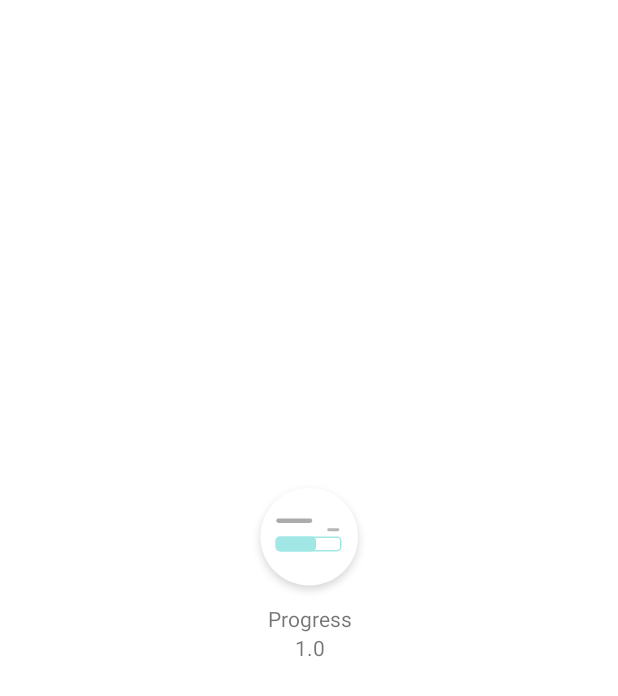
After one commit to william-waiyanhtat/Progress, an Android app: the AboutFragment screen opened through its navigation route, on a phone screen of 412 x 824 dp. The commit adds this screen. Shown: the top 696 px of the screen. Run offline under Robolectric (Android 15) with nearby library versions, the phone set to English and light mode, and no system bars; our stand-ins replace Dagger/Hilt's generated code, Room's generated code; plain views replace CircularImageView; 3 statements that could not run were skipped.

Commit message:
About Fragment Add Privacy Policy Method Add Launcher Icon Add Navigation Add

```diff
--- a/app/src/main/java/com/celestial/progress/others/Utils.kt
+++ b/app/src/main/java/com/celestial/progress/others/Utils.kt
@@ -138,4 +138,10 @@ object Utils {
         }
     }
 
+     fun goToPrivacyPolicy(context: Context) {
+        val i = Intent(Intent.ACTION_VIEW)
+        i.data = Uri.parse("https://progress-3.flycricket.io/privacy.html")
+        context.startActivity(i)
+    }
+
 }
--- /dev/null
+++ b/app/src/main/java/com/celestial/progress/ui/fragment/AboutFragment.kt
@@ -0,0 +1,54 @@
+package com.celestial.progress.ui.fragment
+
+import android.content.Context
+import android.os.Bundle
+import android.view.LayoutInflater
+import android.view.View
+import android.view.ViewGroup
+import androidx.fragment.app.Fragment
+import com.celestial.progress.BuildConfig
+import com.celestial.progress.databinding.FragmentAboutBinding
+
+private const val ARG_PARAM1 = "param1"
+private const val ARG_PARAM2 = "param2"
+
+
+class AboutFragment : Fragment() {
+
+    private var _binding: FragmentAboutBinding? = null
+
+    private val binding get()= _binding!!
+
+    override fun onCreate(savedInstanceState: Bundle?) {
+        super.onCreate(savedInstanceState)
+    }
+
+    override fun onCreateView(inflater: LayoutInflater, container: ViewGroup?,
+                              savedInstanceState: Bundle?): View? {
+        _binding = FragmentAboutBinding.inflate(inflater, container, false)
+        val  view = binding.root
+
+        setValue(binding)
+
+        return view
+    }
+
+    private fun setValue(binding: FragmentAboutBinding) {
+        binding.tvAppName.text = getApplicationName(requireContext())
+        binding.tvAppVer.text = BuildConfig.VERSION_NAME
+    }
+    fun getApplicationName(context: Context): String? {
+        return context.applicationInfo.loadLabel(context.packageManager).toString()
+    }
+
+    override fun onDestroyView() {
+        super.onDestroyView()
+        _binding = null
+    }
+
+    companion object {
+        @JvmStatic
+        fun newInstance() =
+                AboutFragment()
+    }
+}
--- /dev/null
+++ b/app/src/main/res/layout/fragment_about.xml
@@ -0,0 +1,38 @@
+<?xml version="1.0" encoding="utf-8"?>
+<androidx.constraintlayout.widget.ConstraintLayout xmlns:android="http://schemas.android.com/apk/res/android"
+    xmlns:app="http://schemas.android.com/apk/res-auto"
+    xmlns:tools="http://schemas.android.com/tools"
+    android:layout_width="match_parent"
+    android:layout_height="match_parent"
+    tools:context=".AboutFragment">
+
+
+    <ImageView
+        android:id="@+id/ic_app"
+        android:layout_width="wrap_content"
+        android:layout_height="wrap_content"
+        android:src="@drawable/ic_launcher"
+        app:layout_constraintBottom_toTopOf="@+id/tv_app_name"
+        app:layout_constraintEnd_toEndOf="parent"
+        app:layout_constraintStart_toStartOf="parent" />
+
+    <TextView
+        android:id="@+id/tv_app_name"
+        android:layout_width="wrap_content"
+        android:layout_height="wrap_content"
+        android:text="@string/hello_blank_fragment"
+        app:layout_constraintBottom_toBottomOf="parent"
+        app:layout_constraintEnd_toEndOf="@+id/ic_app"
+        app:layout_constraintStart_toStartOf="@+id/ic_app"
+        app:layout_constraintTop_toTopOf="parent" />
+
+    <TextView
+        android:id="@+id/tv_app_ver"
+        android:layout_width="wrap_content"
+        android:layout_height="wrap_content"
+        android:text="TextView"
+        app:layout_constraintEnd_toEndOf="@+id/tv_app_name"
+        app:layout_constraintStart_toStartOf="@+id/tv_app_name"
+        app:layout_constraintTop_toBottomOf="@+id/tv_app_name" />
+
+</androidx.constraintlayout.widget.ConstraintLayout>
--- a/app/src/main/res/layout/fragment_create.xml
+++ b/app/src/main/res/layout/fragment_create.xml
@@ -6,7 +6,6 @@
     android:orientation="vertical"
     android:animateLayoutChanges="true"
     tools:context=".ui.fragment.CreateFragment">
-
 
     <androidx.appcompat.widget.Toolbar
         android:id="@+id/toolbar_create"
@@ -212,7 +211,7 @@
                 android:id="@+id/requiredNotiChkBox"
                 android:layout_width="wrap_content"
                 android:layout_height="wrap_content"
-                android:text="Required Notification"
+                android:text="Create Notification"
                 app:layout_constraintStart_toStartOf="@+id/preset_color1"
                 app:layout_constraintTop_toBottomOf="@+id/textInputLayout2" />
 
--- a/app/src/main/res/navigation/nav_graph.xml
+++ b/app/src/main/res/navigation/nav_graph.xml
@@ -50,5 +50,18 @@
     <fragment
         android:id="@+id/settingsFragment"
         android:name="com.celestial.progress.ui.adapter.SettingsFragment"
-        android:label="SettingsFragment" />
+        android:label="SettingsFragment" >
+        <action
+            android:id="@+id/action_settingsFragment_to_aboutFragment"
+            app:destination="@id/aboutFragment"
+            app:enterAnim="@anim/nav_default_enter_anim"
+            app:exitAnim="@anim/nav_default_exit_anim"
+            app:popEnterAnim="@anim/nav_default_pop_enter_anim"
+            app:popExitAnim="@anim/nav_default_pop_exit_anim" />
+    </fragment>
+    <fragment
+        android:id="@+id/aboutFragment"
+        android:name="com.celestial.progress.ui.fragment.AboutFragment"
+        android:label="fragment_about"
+        tools:layout="@layout/fragment_about" />
 </navigation>
```
Also changed, not shown: app/src/main/java/com/celestial/progress/ui/adapter/SettingsFragment.kt (+26 -0 lines), app/src/main/res/drawable-hdpi/ic_launcher.png (added), app/src/main/res/drawable-ldpi/ic_launcher.png (added), app/src/main/res/drawable-mdpi/ic_launcher.png (added), app/src/main/res/drawable-xhdpi/ic_launcher.png (added), app/src/main/res/drawable-xxhdpi/ic_launcher.png (added), app/src/main/res/drawable-xxxhdpi/ic_launcher.png (added).
